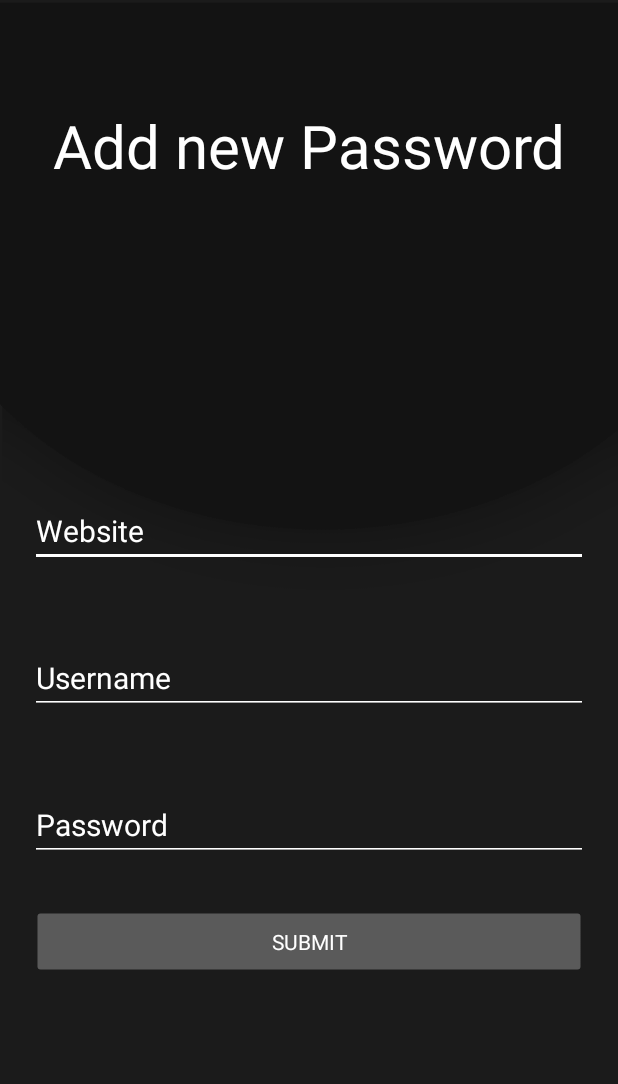
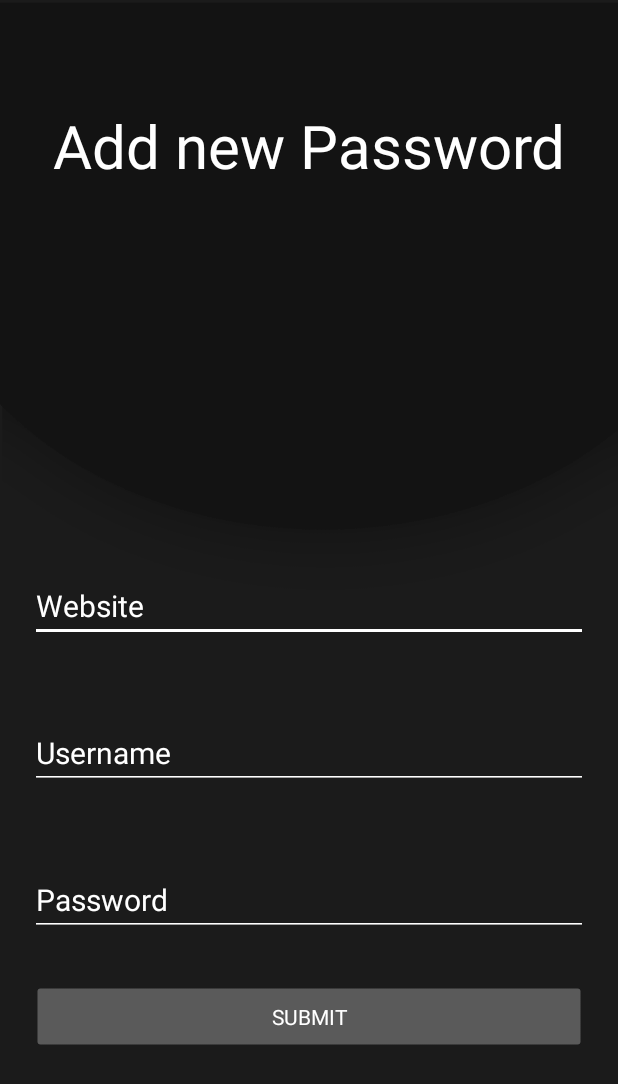
Before and after one commit to FlorianDitt/PassManager, an Android app: the addPasswordActivity screen opened directly, with no data from a screen before it, on a phone screen of 412 x 824 dp. Shown: the top 1084 px of the screen. Run offline under Robolectric (Android 15) with nearby library versions, the phone set to English and light mode, and no system bars.

Commit message:
Fixed Layout problem

```diff
--- a/app/src/main/res/layout/activity_add_password.xml
+++ b/app/src/main/res/layout/activity_add_password.xml
@@ -23,7 +23,7 @@
         android:layout_width="match_parent"
         android:layout_height="48dp"
         android:layout_marginLeft="20dp"
-        android:layout_marginTop="330dp"
+        android:layout_marginTop="380dp"
         android:layout_marginRight="20dp"
         android:hint="Website"
         android:inputType="text"
@@ -61,12 +61,12 @@
 
     <Button
         android:id="@+id/SubmitButton"
-        android:layout_below="@+id/passwordInput"
         android:layout_width="match_parent"
         android:layout_height="wrap_content"
+        android:layout_below="@+id/passwordInput"
+        android:layout_marginLeft="20dp"
         android:layout_marginTop="30dp"
-        android:layout_marginLeft="20dp"
         android:layout_marginRight="20dp"
-        android:text="Submit"/>
+        android:text="Submit" />
 
 </RelativeLayout>
```
